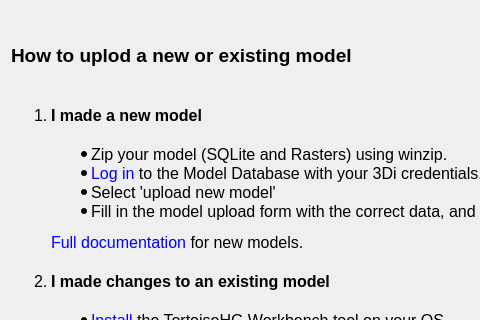
First picture: the form in threedi_api_qgis_client/ui/upload_dialog.ui, repository nens/threedi-api-qgis-client, before the edit; both pictures show x 0 to 480 and y 0 to 320 of the 850 by 500 pixel window.
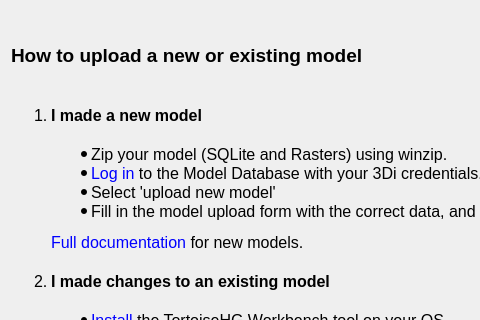
Second picture: the form after the edit.

Patch:
```diff
--- a/threedi_api_qgis_client/ui/upload_dialog.ui
+++ b/threedi_api_qgis_client/ui/upload_dialog.ui
@@ -85,7 +85,7 @@
       </font>
      </property>
      <property name="text">
-      <string>How to uplod a new or existing model</string>
+      <string>How to upload a new or existing model</string>
      </property>
     </widget>
    </item>
```
